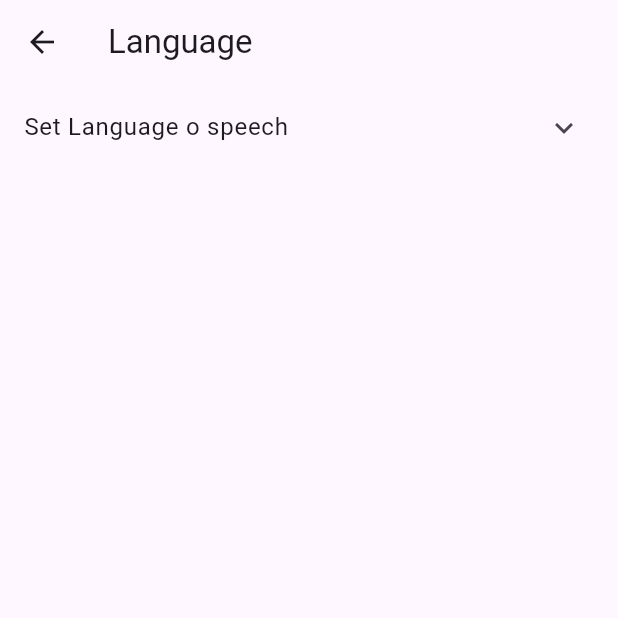
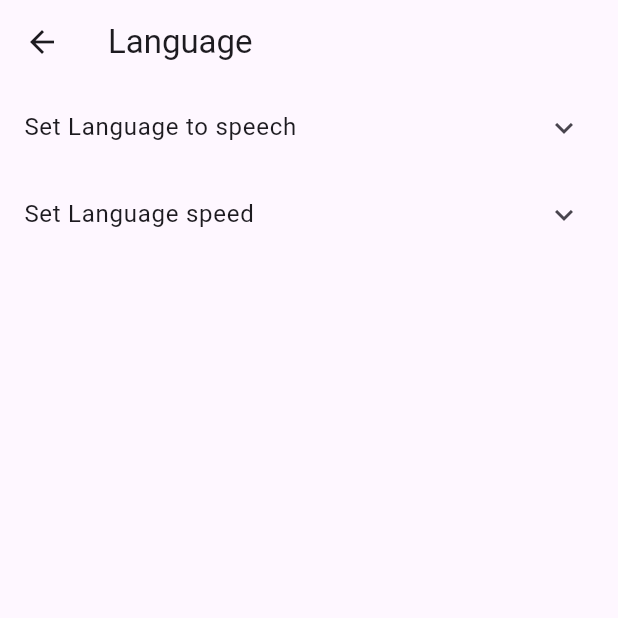
Before and after one commit to rafaelPadua001/comunicacao_alternativa_app, a Flutter app: the SetLanguage screen opened directly, on a phone screen of 412 x 824 dp, the top half of it. Run offline on Flutter 3.47's test engine with Material 3 defaults, Android fonts, the phone set to English and light mode, and no system bars; our stand-ins replace firebase_auth, firebase_core, flutter_tts, hive, hive_flutter, image_picker and 3 more; accounts and stored records are empty.

Commit message:
Feat
Create set_language speed card and switch to alternate velocity

```diff
--- a/lib/main.dart
+++ b/lib/main.dart
@@ -4,6 +4,7 @@ import 'package:comunicacao_alternativa_app/screens/userselectionScreen.dart';
 import 'screens/student/loginStudentScreen.dart' as studentScreen;
 import 'screens/admin/loginAdminScreen.dart' as adminScreen;
 import 'screens/master/loginMasterScreen.dart' as masterScreen;
+import 'screens/userselectionScreen.dart' as userselectionScreen;
 import 'screens/admin/dashboard.dart' as dashboardScreen;
 import 'screens/student/dashboard.dart' as dashboardStudentScreen;
 import 'screens/master/dashboard.dart' as dashboardMasterScreen;
@@ -79,8 +80,8 @@ class MyApp extends StatelessWidget {
             return MaterialPageRoute(builder: (context) => dashboardStudentScreen.DashboarStudentScreen());
           case '/dashboardMaster':
             return MaterialPageRoute(builder: (context) => dashboardMasterScreen.DashboarMasterScreen());
-          // default:
-          //   return MaterialPageRoute(builder: (context) => adminScreen.LoginAdminScreen());
+          default:
+            return MaterialPageRoute(builder: (context) => userselectionScreen.UserSelectionScreen());
         }
       },
       // routes: {
--- a/lib/widgets/pictogram_card.dart
+++ b/lib/widgets/pictogram_card.dart
@@ -163,7 +163,7 @@ class _PictogramCardState extends State<PictogramCard> {
               Navigator.pushReplacementNamed(context, '/loginProfessor');
               break;
             default:
-              Navigator.pushReplacementNamed(context, '/userSelection');
+              Navigator.pushReplacementNamed(context, '/userselectionScreen');
               break;
           }
         } else {
--- a/lib/widgets/set_language.dart
+++ b/lib/widgets/set_language.dart
@@ -1,4 +1,5 @@
 import 'package:flutter/material.dart';
+import 'package:flutter_tts/flutter_tts.dart';
 import '../services/text_to_speech.dart';
 import 'package:shared_preferences/shared_preferences.dart';
 
@@ -11,8 +12,9 @@ class SetLanguage extends StatefulWidget {
 
 class _SetLanguageState extends State<SetLanguage> {
   SingningLangague? _selectedLanguage = SingningLangague.english;
+  double _currentSliderValue = 100;
 
-  final TextToSpeech _textToSpeech = TextToSpeech();
+  final FlutterTts _textToSpeech = FlutterTts();
 
   @override
   void initState() {
@@ -65,6 +67,15 @@ class _SetLanguageState extends State<SetLanguage> {
     );
   }
 
+  Future<void> _speakPreview() async {
+    await _textToSpeech.setSpeechRate(
+      _currentSliderValue / 100,
+    ); // Use setSpeechRate
+    await _textToSpeech.speak(
+      "Preview of speech speed",
+    ); // Adicione um texto para o preview
+  }
+
   @override
   Widget build(BuildContext context) {
     return Scaffold(
@@ -73,7 +84,7 @@ class _SetLanguageState extends State<SetLanguage> {
         children: [
           //First Card
           ExpansionTile(
-            title: Text('Set Language o speech'),
+            title: Text('Set Language to speech'),
             children: [
               ListTile(
                 title: const Text('English'),
@@ -108,6 +119,31 @@ class _SetLanguageState extends State<SetLanguage> {
               ),
             ],
           ),
+          ExpansionTile(
+            title: Text('Set Language speed'),
+            children: [
+              Text('voice speed ${_currentSliderValue.toString()}'),
+              Slider(
+                value: _currentSliderValue,
+                max: 100,
+                onChanged: (double value) {
+                  setState(() {
+                    _currentSliderValue = value;
+                  });
+                },
+                onChangeEnd: (double value) {
+                  _speakPreview(); // Chama o preview apenas quando o usuário solta o slider
+                },
+              ),
+              Padding(
+                padding: const EdgeInsets.all(16.0),
+                child: ElevatedButton(
+                  onPressed: _submitSelection,
+                  child: Text('Submit'),
+                ),
+              ),
+            ],
+          ),
         ],
       ),
     );
```
